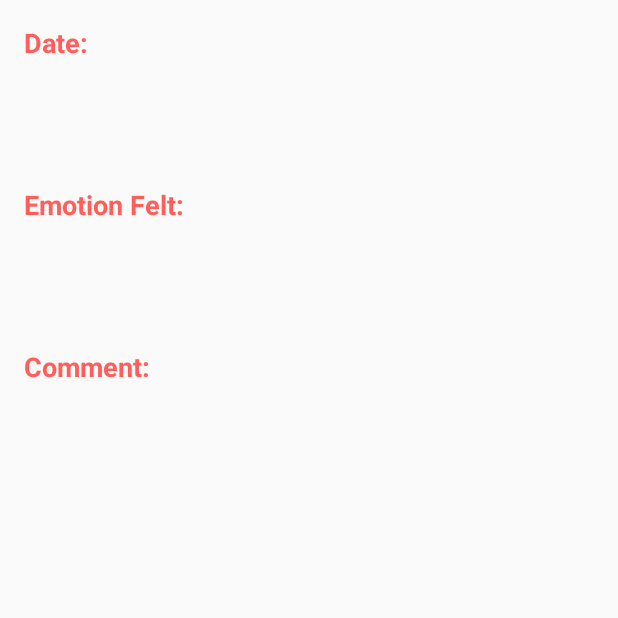
After one commit to CecileRobertMichon/BioMusic, an Android app: the SessionDetailActivity screen opened directly, with no data from a screen before it, on a phone screen of 412 x 824 dp, the top half of it. The commit adds this screen. Run offline under Robolectric (Android 15) with nearby library versions, the phone set to English and light mode, and no system bars.

Commit message:
Added session details page

```diff
--- a/app/build.gradle
+++ b/app/build.gradle
@@ -2,7 +2,7 @@ apply plugin: 'com.android.application'
 
 android {
     compileSdkVersion 24
-    buildToolsVersion "24.0.3"
+    buildToolsVersion '25.0.0'
     defaultConfig {
         applicationId "com.dp.cecile.biomusic"
         minSdkVersion 15
--- a/app/src/main/AndroidManifest.xml
+++ b/app/src/main/AndroidManifest.xml
@@ -57,6 +57,11 @@
             android:name=".HistoryActivity"
             android:label="@string/app_name"
             android:theme="@style/AppTheme"></activity>
+
+        <activity
+            android:name=".SessionDetailActivity"
+            android:label="@string/app_name"
+            android:theme="@style/AppTheme.NoActionBar"></activity>
     </application>
 
 </manifest>
--- a/app/src/main/java/com/dp/cecile/biomusic/HistoryActivity.java
+++ b/app/src/main/java/com/dp/cecile/biomusic/HistoryActivity.java
@@ -4,6 +4,7 @@ import android.content.DialogInterface;
 import android.content.Intent;
 import android.content.res.Configuration;
 import android.os.Bundle;
+import android.support.v4.app.FragmentTransaction;
 import android.support.v4.view.GravityCompat;
 import android.support.v4.widget.DrawerLayout;
 import android.support.v7.app.ActionBarDrawerToggle;
@@ -105,7 +106,6 @@ public class HistoryActivity extends AppCompatActivity {
     }
 
         private void selectItem(int position) {
-            // TODO open activity
             if(position == 0) {
                 Intent i = new Intent(this, MainActivity.class);
                 startActivity(i);
@@ -187,9 +187,11 @@ public class HistoryActivity extends AppCompatActivity {
                             @Override
                             public void onClick(DialogInterface dialog, int which) {
                                 if (which == 0) {
-
-                                   // TODO view details
-
+                                    Intent intent = new Intent(getApplicationContext(), SessionDetailActivity.class);
+                                    intent.putExtra("date", holder.date_data);
+                                    intent.putExtra("emotion", holder.emotion_data);
+                                    intent.putExtra("comment", holder.comment_data);
+                                    startActivity(intent);
                                 } else {
                                     AlertDialog.Builder deleteDialogOk = new AlertDialog.Builder(HistoryActivity.this);
                                     deleteDialogOk.setTitle("Delete Session?");
--- /dev/null
+++ b/app/src/main/java/com/dp/cecile/biomusic/SessionDetailActivity.java
@@ -0,0 +1,35 @@
+package com.dp.cecile.biomusic;
+
+import android.content.Intent;
+import android.os.Bundle;
+import android.support.v7.app.AppCompatActivity;
+import android.widget.TextView;
+
+/**
+ * Created by cecile on 2017-03-17.
+ */
+
+public class SessionDetailActivity extends AppCompatActivity {
+
+    @Override
+    protected void onCreate(Bundle savedInstanceState) {
+
+        super.onCreate(savedInstanceState);
+        setContentView(R.layout.session_details_page);
+
+        Intent intent = getIntent();
+
+        String date = intent.getStringExtra("date");
+        String emotion = intent.getStringExtra("emotion");
+        String comment = intent.getStringExtra("comment");
+
+        TextView date_text = (TextView) findViewById(R.id.details_date);
+        TextView emotion_text = (TextView) findViewById(R.id.details_emotion);
+        TextView comment_text = (TextView) findViewById(R.id.details_comment);
+
+        date_text.setText(date);
+        emotion_text.setText(emotion);
+        comment_text.setText(comment);
+
+    }
+}
--- a/app/src/main/res/layout/activity_history.xml
+++ b/app/src/main/res/layout/activity_history.xml
@@ -6,15 +6,16 @@
     android:layout_height="match_parent"
     android:fitsSystemWindows="true">
 
-    <!-- As the main content view, the view below consumes the entire
-         space available using match_parent in both dimensions. -->
+
     <FrameLayout
         android:id="@+id/content_frame"
         android:layout_width="match_parent"
-        android:layout_height="match_parent" />
+        android:layout_height="match_parent">
 
-    <include layout="@layout/content_history"
-        android:id="@+id/include" />
+        <include layout="@layout/content_history"
+            android:id="@+id/include" />
+
+    </FrameLayout>
 
     <ListView
         android:id="@+id/left_drawer"
--- a/app/src/main/res/layout/content_history.xml
+++ b/app/src/main/res/layout/content_history.xml
@@ -36,6 +36,7 @@
                     android:layout_height="wrap_content"
                     android:gravity="center"
                     android:text="Sessions Recorded"
+                    android:layout_marginBottom="12dp"
                     android:textColor="@android:color/black"
                     android:textSize="25dp"
                     android:textStyle="bold" />
--- /dev/null
+++ b/app/src/main/res/layout/session_details_page.xml
@@ -0,0 +1,55 @@
+<?xml version="1.0" encoding="utf-8"?>
+<LinearLayout xmlns:android="http://schemas.android.com/apk/res/android"
+    android:layout_width="match_parent"
+    android:layout_height="match_parent"
+    android:orientation="vertical">
+
+        <TextView
+            android:id="@+id/details_date_label"
+            android:layout_width="match_parent"
+            android:layout_height="wrap_content"
+            android:layout_margin="16dp"
+            android:textSize="18sp"
+            android:text="Date:"
+            android:textColor="@color/red"
+            android:textStyle="bold" />
+
+        <TextView
+            android:id="@+id/details_date"
+            android:layout_width="match_parent"
+            android:layout_margin="16dp"
+            android:layout_height="wrap_content" />
+
+        <TextView
+            android:id="@+id/details_emotion_label"
+            android:layout_width="match_parent"
+            android:layout_height="wrap_content"
+            android:layout_margin="16dp"
+            android:textSize="18sp"
+            android:textColor="@color/red"
+            android:text="Emotion Felt:"
+            android:textStyle="bold" />
+
+        <TextView
+            android:id="@+id/details_emotion"
+            android:layout_margin="16dp"
+            android:layout_width="match_parent"
+            android:layout_height="wrap_content" />
+
+        <TextView
+            android:id="@+id/details_comment_label"
+            android:layout_width="match_parent"
+            android:layout_height="wrap_content"
+            android:layout_margin="16dp"
+            android:textSize="18sp"
+            android:text="Comment:"
+            android:textColor="@color/red"
+            android:textStyle="bold" />
+
+        <TextView
+            android:id="@+id/details_comment"
+            android:layout_margin="16dp"
+            android:layout_width="match_parent"
+            android:layout_height="wrap_content" />
+
+</LinearLayout>
--- a/build.gradle
+++ b/build.gradle
@@ -5,7 +5,7 @@ buildscript {
         jcenter()
     }
     dependencies {
-        classpath 'com.android.tools.build:gradle:2.2.3'
+        classpath 'com.android.tools.build:gradle:2.3.0'
         classpath 'com.google.gms:google-services:3.0.0'
 
         // NOTE: Do not place your application dependencies here; they belong
```
Also changed, not shown: gradle/wrapper/gradle-wrapper.properties.
